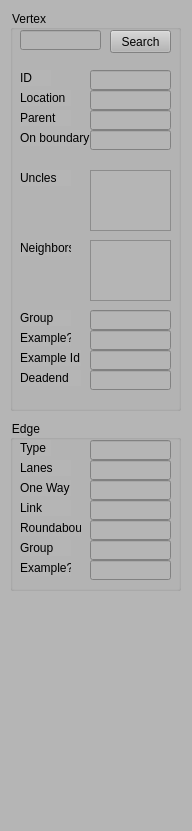
First picture: the form in StreetDesigner/PropertyWidget.ui, repository gnishida/StreetDesigner, before the edit.
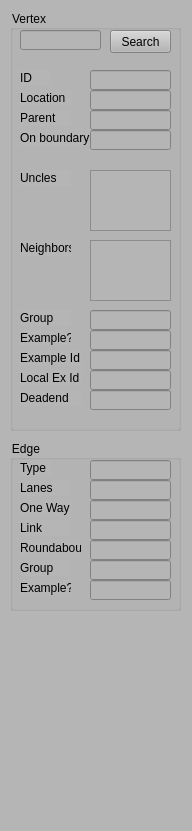
Second picture: the form after the edit.

Commit message: Fix some bugs in local street seeds generation.

What changed in the file:
```diff
--- a/StreetDesigner/PropertyWidget.ui
+++ b/StreetDesigner/PropertyWidget.ui
@@ -24,7 +24,7 @@
     <property name="geometry">
      <rect>
       <x>10</x>
-      <y>420</y>
+      <y>440</y>
       <width>171</width>
       <height>171</height>
      </rect>
@@ -200,7 +200,7 @@
       <x>10</x>
       <y>10</y>
       <width>171</width>
-      <height>401</height>
+      <height>421</height>
      </rect>
     </property>
     <property name="title">
@@ -417,7 +417,7 @@
      <property name="geometry">
       <rect>
        <x>10</x>
-       <y>360</y>
+       <y>380</y>
        <width>61</width>
        <height>16</height>
       </rect>
@@ -430,7 +430,7 @@
      <property name="geometry">
       <rect>
        <x>80</x>
-       <y>360</y>
+       <y>380</y>
        <width>81</width>
        <height>20</height>
       </rect>
@@ -459,6 +459,29 @@
       <string>Search</string>
      </property>
     </widget>
+    <widget class="QLabel" name="label_20">
+     <property name="geometry">
+      <rect>
+       <x>10</x>
+       <y>360</y>
+       <width>61</width>
+       <height>16</height>
+      </rect>
+     </property>
+     <property name="text">
+      <string>Local Ex Id</string>
+     </property>
+    </widget>
+    <widget class="QLineEdit" name="lineEditVertexExampleStreetDesc">
+     <property name="geometry">
+      <rect>
+       <x>80</x>
+       <y>360</y>
+       <width>81</width>
+       <height>20</height>
+      </rect>
+     </property>
+    </widget>
    </widget>
   </widget>
  </widget>
```
The commit also changes 46 other files.
